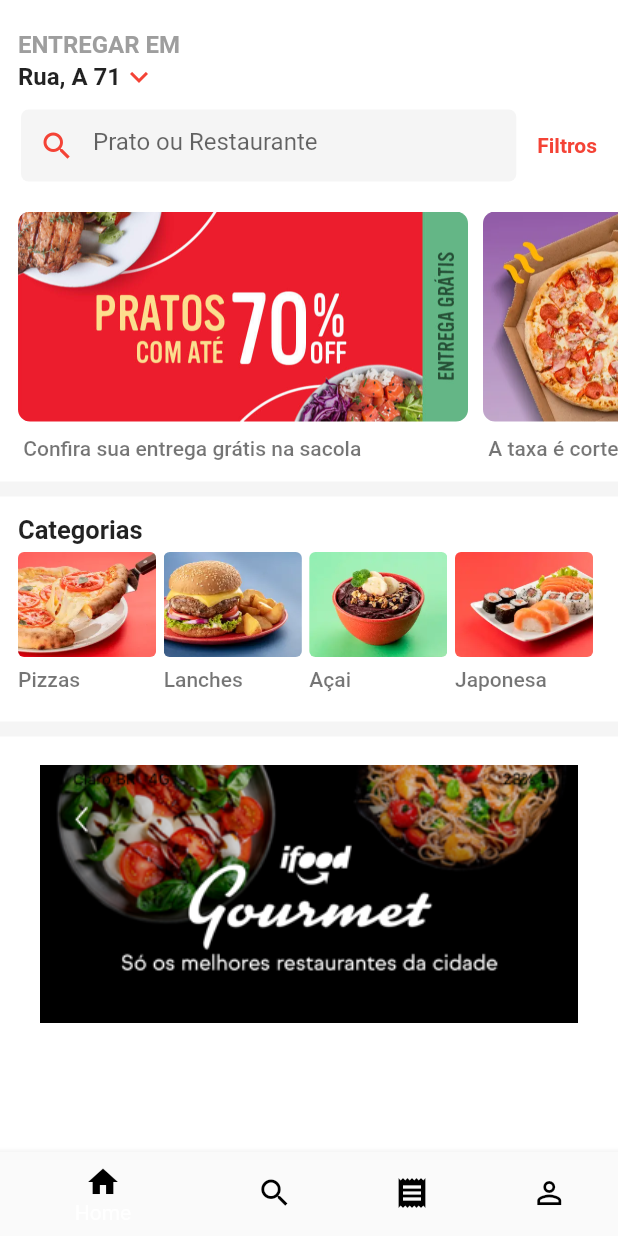
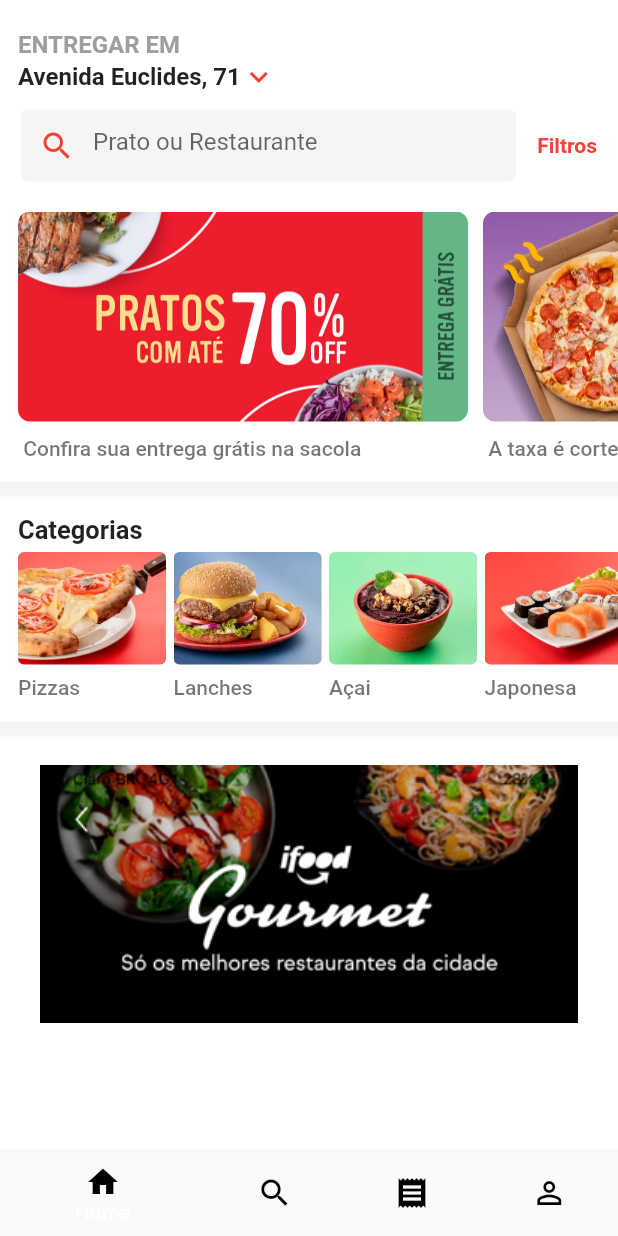
Before and after one commit to alefbispo/Ifood_Clone, a Flutter app: the screen it shows after launch, on a phone screen of 412 x 824 dp. Run offline on Flutter 3.47's test engine with Material 2 defaults, Android fonts, the phone set to English and light mode, and no system bars.

Commit message:
toques finais

```diff
--- a/lib/main.dart
+++ b/lib/main.dart
@@ -38,7 +38,7 @@ class IfoodFlutter extends StatelessWidget {
                   Row(
                     children: const <Widget>[
                       Text(
-                        'Rua, A 71',
+                        'Avenida Euclides, 71',
                         style: TextStyle(
                             fontWeight: FontWeight.bold, fontSize: 16),
                       ),
@@ -191,7 +191,7 @@ class IfoodFlutter extends StatelessWidget {
                               borderRadius: BorderRadius.circular(4),
                               child: Image.asset(
                                 'assets/images/pizza.png',
-                                height: 70,
+                                height: 75,
                               ),
                             ),
                             SizedBox(height: 7),
@@ -211,7 +211,7 @@ class IfoodFlutter extends StatelessWidget {
                               borderRadius: BorderRadius.circular(4),
                               child: Image.asset(
                                 'assets/images/lanches.png',
-                                height: 70,
+                                height: 75,
                               ),
                             ),
                             SizedBox(height: 7),
@@ -229,7 +229,7 @@ class IfoodFlutter extends StatelessWidget {
                               borderRadius: BorderRadius.circular(4),
                               child: Image.asset(
                                 'assets/images/acai.png',
-                                height: 70,
+                                height: 75,
                               ),
                             ),
                             SizedBox(height: 7),
@@ -247,7 +247,7 @@ class IfoodFlutter extends StatelessWidget {
                               borderRadius: BorderRadius.circular(4),
                               child: Image.asset(
                                 'assets/images/japonesa.png',
-                                height: 70,
+                                height: 75,
                               ),
                             ),
                             SizedBox(height: 7),
```
